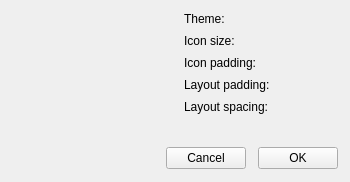
This is pj_app/src/PreferencesDialog.ui in Ssz990220/PlotJuggler as Qt 5 draws it before an edit. The edited form follows.
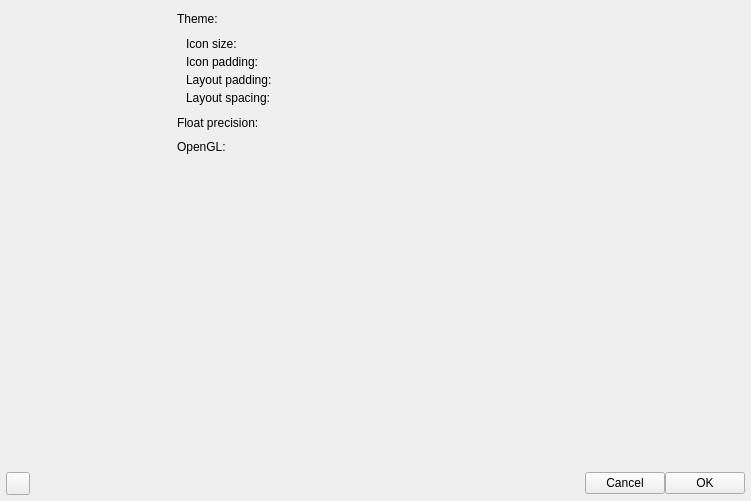
This is the edited form. The open tabs and pages were chosen to show the change. Custom widgets are drawn as their Qt base class.

Commit message: feat(preferences): full Preferences dialog (categories, plotting/appearance prefs, plugin folder hierarchy) (#298)

Diff of the .ui file:
```diff
--- a/pj_app/src/PreferencesDialog.ui
+++ b/pj_app/src/PreferencesDialog.ui
@@ -2,15 +2,35 @@
 <ui version="4.0">
  <class>PreferencesDialog</class>
  <widget class="QWidget" name="PreferencesContent">
+  <property name="geometry">
+   <rect>
+    <x>0</x>
+    <y>0</y>
+    <width>751</width>
+    <height>501</height>
+   </rect>
+  </property>
   <layout class="QVBoxLayout" name="contentLayout">
-   <property name="leftMargin"><number>12</number></property>
-   <property name="topMargin"><number>12</number></property>
-   <property name="rightMargin"><number>12</number></property>
-   <property name="bottomMargin"><number>12</number></property>
-   <property name="spacing"><number>12</number></property>
+   <property name="spacing">
+    <number>0</number>
+   </property>
+   <property name="leftMargin">
+    <number>0</number>
+   </property>
+   <property name="topMargin">
+    <number>0</number>
+   </property>
+   <property name="rightMargin">
+    <number>0</number>
+   </property>
+   <property name="bottomMargin">
+    <number>0</number>
+   </property>
    <item>
     <layout class="QHBoxLayout" name="panesRow">
-     <property name="spacing"><number>12</number></property>
+     <property name="spacing">
+      <number>0</number>
+     </property>
      <item>
       <widget class="QScrollArea" name="navScrollArea">
        <property name="sizePolicy">
@@ -27,14 +47,29 @@
        <property name="horizontalScrollBarPolicy"><enum>Qt::ScrollBarAlwaysOff</enum></property>
        <widget class="QWidget" name="navContainer">
         <property name="geometry">
-         <rect><x>0</x><y>0</y><width>160</width><height>320</height></rect>
+         <rect>
+          <x>0</x>
+          <y>0</y>
+          <width>160</width>
+          <height>451</height>
+         </rect>
         </property>
         <layout class="QVBoxLayout" name="navLayout">
-         <property name="leftMargin"><number>0</number></property>
-         <property name="topMargin"><number>0</number></property>
-         <property name="rightMargin"><number>0</number></property>
-         <property name="bottomMargin"><number>0</number></property>
-         <property name="spacing"><number>0</number></property>
+         <property name="spacing">
+          <number>0</number>
+         </property>
+         <property name="leftMargin">
+          <number>0</number>
+         </property>
+         <property name="topMargin">
+          <number>8</number>
+         </property>
+         <property name="rightMargin">
+          <number>0</number>
+         </property>
+         <property name="bottomMargin">
+          <number>0</number>
+         </property>
          <item>
           <spacer name="navBottomSpacer">
            <property name="orientation"><enum>Qt::Vertical</enum></property>
@@ -45,6 +80,31 @@
        </widget>
       </widget>
      </item>
+     <item>
+      <widget class="QFrame" name="navSeparator">
+       <property name="sizePolicy">
+        <sizepolicy hsizetype="Fixed" vsizetype="Expanding">
+         <horstretch>0</horstretch>
+         <verstretch>1</verstretch>
+        </sizepolicy>
+       </property>
+       <property name="minimumSize">
+        <size>
+         <width>1</width>
+         <height>0</height>
+        </size>
+       </property>
+       <property name="maximumSize">
+        <size>
+         <width>1</width>
+         <height>16777215</height>
+        </size>
+       </property>
+       <property name="frameShape">
+        <enum>QFrame::Shape::NoFrame</enum>
+       </property>
+      </widget>
+     </item>
      <item>
       <widget class="QStackedWidget" name="pagesStack">
        <property name="sizePolicy">
@@ -54,26 +114,33 @@
         </sizepolicy>
        </property>
        <widget class="QWidget" name="pageAppearance">
-        <layout class="QVBoxLayout" name="appearanceLayout">
-         <property name="leftMargin"><number>0</number></property>
-         <property name="topMargin"><number>0</number></property>
-         <property name="rightMargin"><number>0</number></property>
-         <property name="bottomMargin"><number>0</number></property>
-         <property name="spacing"><number>8</number></property>
-         <item>
-          <layout class="QHBoxLayout" name="themeRow">
-           <item>
+        <layout class="QFormLayout" name="appearanceLayout">
+         <property name="leftMargin">
+          <number>16</number>
+         </property>
+         <property name="topMargin">
+          <number>12</number>
+         </property>
+         <property name="rightMargin">
+          <number>16</number>
+         </property>
+         <property name="bottomMargin">
+          <number>12</number>
+         </property>
+         <property name="horizontalSpacing">
+          <number>12</number>
+         </property>
+         <property name="verticalSpacing">
+          <number>10</number>
+         </property>
+         <item row="0" column="0">
             <widget class="QLabel" name="labelTheme">
-             <property name="text"><string>Theme:</string></property>
-            </widget>
-           </item>
-           <item>
-            <spacer name="themeSpacer">
-             <property name="orientation"><enum>Qt::Horizontal</enum></property>
-             <property name="sizeHint" stdset="0"><size><width>40</width><height>0</height></size></property>
-            </spacer>
-           </item>
-           <item>
+           <property name="text">
+            <string>Theme:</string>
+           </property>
+          </widget>
+         </item>
+         <item row="0" column="1">
             <widget class="PJ::ToggleSwitch" name="themeToggle" native="true">
              <property name="sizePolicy">
               <sizepolicy hsizetype="Fixed" vsizetype="Fixed">
@@ -83,8 +150,18 @@
              </property>
             </widget>
            </item>
-          </layout>
-         </item>
+         <item row="1" column="0" colspan="2">
+          <widget class="QWidget" name="debugChromeWidget" native="true">
+           <layout class="QVBoxLayout" name="debugChromeLayout">
+            <property name="spacing">
+             <number>4</number>
+            </property>
+            <property name="topMargin">
+             <number>1</number>
+            </property>
+            <property name="bottomMargin">
+             <number>1</number>
+            </property>
          <item>
           <layout class="QHBoxLayout" name="iconSizeRow">
            <item>
@@ -185,10 +262,57 @@
            </item>
           </layout>
          </item>
-         <item>
+           </layout>
+          </widget>
+         </item>
+         <item row="2" column="0">
+          <widget class="QLabel" name="label">
+           <property name="text">
+            <string>Float precision:</string>
+           </property>
+          </widget>
+         </item>
+         <item row="2" column="1">
+          <widget class="PJ::IntScrubber" name="scrubberFloatPrecision" native="true">
+           <property name="sizePolicy">
+            <sizepolicy hsizetype="Fixed" vsizetype="Fixed">
+             <horstretch>0</horstretch>
+             <verstretch>0</verstretch>
+            </sizepolicy>
+           </property>
+          </widget>
+         </item>
+         <item row="3" column="0">
+          <widget class="QLabel" name="labelOpenGL">
+           <property name="toolTip">
+            <string>Render plots on a hardware OpenGL canvas (faster). Applies to newly created plots; existing plots keep their current canvas.</string>
+           </property>
+           <property name="text">
+            <string>OpenGL:</string>
+           </property>
+          </widget>
+         </item>
+         <item row="3" column="1">
+          <widget class="PJ::ToggleSwitch" name="openglToggle" native="true">
+           <property name="sizePolicy">
+            <sizepolicy hsizetype="Fixed" vsizetype="Fixed">
+             <horstretch>0</horstretch>
+             <verstretch>0</verstretch>
+            </sizepolicy>
+           </property>
+          </widget>
+         </item>
+         <item row="4" column="0" colspan="2">
           <spacer name="appearanceVerticalSpacer">
-           <property name="orientation"><enum>Qt::Vertical</enum></property>
-           <property name="sizeHint" stdset="0"><size><width>20</width><height>20</height></size></property>
+           <property name="orientation">
+            <enum>Qt::Orientation::Vertical</enum>
+           </property>
+           <property name="sizeHint" stdset="0">
+            <size>
+             <width>0</width>
+             <height>0</height>
+            </size>
+           </property>
           </spacer>
          </item>
         </layout>
@@ -262,21 +386,117 @@
          </item>
         </layout>
        </widget>
-      </widget>
-     </item>
-    </layout>
+       <widget class="QWidget" name="pagePlugins">
+        <layout class="QVBoxLayout" name="verticalLayout">
+         <item>
+          <layout class="QHBoxLayout" name="horizontalLayout_3">
+           <property name="spacing">
+            <number>2</number>
+           </property>
+           <item>
+            <widget class="QLabel" name="label_3">
+             <property name="text">
+              <string>Local folders with custom plugins:</string>
+             </property>
+            </widget>
+           </item>
+           <item>
+            <spacer name="horizontalSpacer_3">
+             <property name="orientation">
+              <enum>Qt::Orientation::Horizontal</enum>
+             </property>
+             <property name="sizeHint" stdset="0">
+              <size>
+               <width>40</width>
+               <height>20</height>
+              </size>
+             </property>
+            </spacer>
+           </item>
+           <item>
+            <widget class="PJ::SvgButton" name="buttonAddPluginFolder"/>
+           </item>
+           <item>
+            <widget class="PJ::SvgButton" name="buttonRemovePluginFolder"/>
+           </item>
+          </layout>
+         </item>
+         <item>
+          <widget class="QListWidget" name="listCustomPluginFolders"/>
+         </item>
+         <item>
+          <widget class="QLabel" name="label_5">
+           <property name="text">
+            <string>List of default folders:</string>
+           </property>
+          </widget>
+         </item>
+         <item>
+          <widget class="QListWidget" name="listDefaultPluginFolders"/>
+         </item>
+         <item>
+          <spacer name="verticalSpacer">
+           <property name="orientation">
+            <enum>Qt::Orientation::Vertical</enum>
+           </property>
+           <property name="sizeHint" stdset="0">
+            <size>
+             <width>20</width>
+             <height>19</height>
+            </size>
+           </property>
+          </spacer>
+         </item>
+        </layout>
+       </widget>
+      </widget>
+     </item>
+    </layout>
+   </item>
+   <item>
+    <widget class="QFrame" name="buttonBarSeparator">
+     <property name="sizePolicy">
+      <sizepolicy hsizetype="Expanding" vsizetype="Fixed">
+       <horstretch>1</horstretch>
+       <verstretch>0</verstretch>
+      </sizepolicy>
+     </property>
+     <property name="minimumSize">
+      <size>
+       <width>0</width>
+       <height>1</height>
+      </size>
+     </property>
+     <property name="maximumSize">
+      <size>
+       <width>16777215</width>
+       <height>1</height>
+      </size>
+     </property>
+     <property name="frameShape">
+      <enum>QFrame::Shape::NoFrame</enum>
+     </property>
+    </widget>
    </item>
    <item>
     <layout class="QHBoxLayout" name="buttonLayout">
+     <property name="leftMargin">
+      <number>6</number>
+     </property>
+     <property name="topMargin">
+      <number>6</number>
+     </property>
+     <property name="rightMargin">
+      <number>6</number>
+     </property>
+     <property name="bottomMargin">
+      <number>6</number>
+     </property>
      <item>
-      <widget class="QToolButton" name="buttonResetDefaults">
-       <property name="toolTip"><string>Reset to defaults</string></property>
-       <property name="focusPolicy"><enum>Qt::NoFocus</enum></property>
-       <property name="autoRaise"><bool>true</bool></property>
-       <property name="text"><string/></property>
-       <property name="iconSize"><size><width>20</width><height>20</height></size></property>
-       <property name="minimumSize"><size><width>24</width><height>24</height></size></property>
-       <property name="maximumSize"><size><width>24</width><height>24</height></size></property>
+      <widget class="PJ::SvgButton" name="buttonResetDefaults">
+       <property name="toolTip">
+        <string>Reset to defaults</string>
+       </property>
       </widget>
      </item>
      <item>
@@ -311,6 +531,16 @@
    <extends>QWidget</extends>
    <header>pj_widgets/IntScrubber.h</header>
   </customwidget>
+  <customwidget>
+   <class>PJ::DualOptionsWidget</class>
+   <extends>QWidget</extends>
+   <header>pj_widgets/DualOptionsWidget.h</header>
+  </customwidget>
+  <customwidget>
+   <class>PJ::SvgButton</class>
+   <extends>QToolButton</extends>
+   <header>pj_widgets/SvgButton.h</header>
+  </customwidget>
  </customwidgets>
  <resources/>
  <connections/>
```
Left out of the diff: 340 changed lines with no effect on the pictures. Lines whose indentation alone changed are shown as unchanged. The commit also changes 17 other files.
